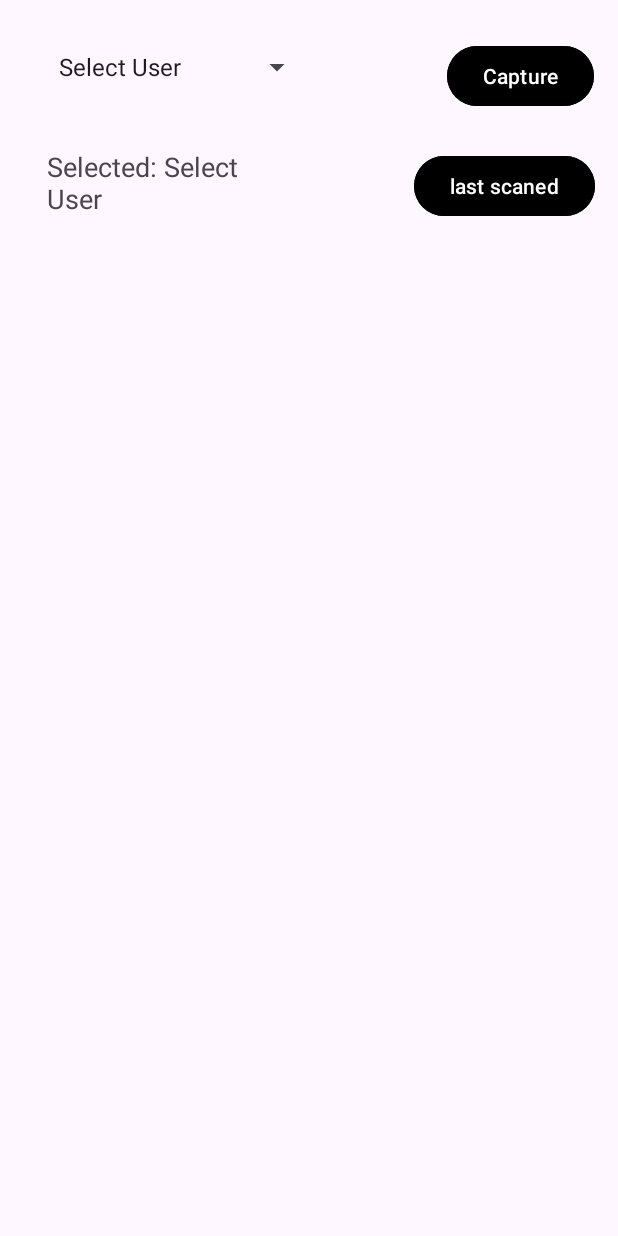
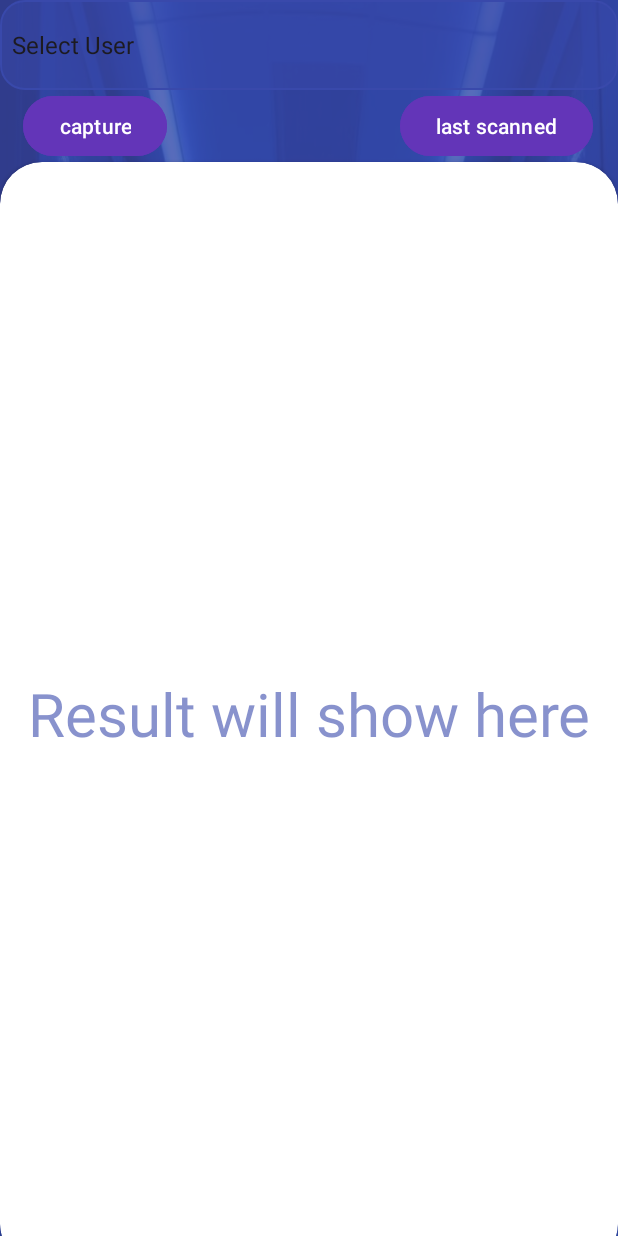
Before and after one commit to ss1503/ShadowSnaps, an Android app: the screen it shows after launch (MainActivity), on a phone screen of 412 x 824 dp. Run offline under Robolectric (Android 15) with nearby library versions, the phone set to English and light mode, and no system bars; our stand-ins replace Firebase (no records; nobody signed in at launch, a user with empty details on screens opened directly).

Commit message:
prettier UI, make it even better.

```diff
--- a/app/src/main/AndroidManifest.xml
+++ b/app/src/main/AndroidManifest.xml
@@ -5,9 +5,9 @@
         android:allowBackup="true"
         android:dataExtractionRules="@xml/data_extraction_rules"
         android:fullBackupContent="@xml/backup_rules"
-        android:icon="@mipmap/ic_launcher"
+        android:icon="@drawable/logo7"
         android:label="@string/app_name"
-        android:roundIcon="@mipmap/ic_launcher_round"
+        android:roundIcon="@drawable/logo7"
         android:supportsRtl="true"
         android:theme="@style/Theme.ShadowSnaps"
         tools:targetApi="31">
--- a/app/src/main/java/com/example/shadowsnaps/MainActivity.java
+++ b/app/src/main/java/com/example/shadowsnaps/MainActivity.java
@@ -37,7 +37,7 @@ public class MainActivity extends AppCompatActivity implements AdapterView.OnIte
 
     //components vars
     Spinner spinner;
-    TextView selectedUserTv;
+    TextView resultText;
     ImageView iv;
 
     //vars
@@ -55,7 +55,7 @@ public class MainActivity extends AppCompatActivity implements AdapterView.OnIte
 
         //init components
         spinner = (Spinner) findViewById(R.id.usersSp);
-        selectedUserTv = (TextView) findViewById(R.id.uesrSelectedTv);
+        resultText = (TextView) findViewById(R.id.result_text);
         iv = (ImageView) findViewById(R.id.resultIv);
 
         //init vars
@@ -96,7 +96,7 @@ public class MainActivity extends AppCompatActivity implements AdapterView.OnIte
 
     @Override
     public void onItemSelected(AdapterView<?> parent, View view, int position, long id) {
-        selectedUserTv.setText("Selected: " +  spinnerList.get(position));
+        //selectedUserTv.setText("Selected: " +  spinnerList.get(position));
     }
 
     @Override
@@ -147,6 +147,8 @@ public class MainActivity extends AppCompatActivity implements AdapterView.OnIte
                             //convert byte to bitmap
                             Bitmap bitmap = BitmapFactory.decodeByteArray(bytes, 0, bytes.length);
                             iv.setImageBitmap(bitmap);
+                            iv.setRotation(90f);
+                            resultText.setText("");
 
                             Toast.makeText(MainActivity.this, "downloaded image successfully", Toast.LENGTH_SHORT).show();
                         }
@@ -252,6 +254,8 @@ public class MainActivity extends AppCompatActivity implements AdapterView.OnIte
                                     {
                                         Bitmap bitmap = BitmapFactory.decodeByteArray(bytes, 0, bytes.length);
                                         iv.setImageBitmap(bitmap);
+                                        iv.setRotation(-90f);
+                                        resultText.setText("");
 
                                         pd.dismiss();
                                     }
--- /dev/null
+++ b/app/src/main/res/drawable/spinner_drawble.xml
@@ -0,0 +1,11 @@
+<?xml version="1.0" encoding="utf-8"?>
+<ripple xmlns:android="http://schemas.android.com/apk/res/android"
+    android:color="?attr/colorControlHighlight">
+    <item>
+        <shape android:shape="rectangle">
+            <corners android:radius="16dp"/>
+            <solid android:color="#80FFFFFF"/>
+            <stroke android:width="1dp" android:color="@android:color/darker_gray"/>
+        </shape>
+    </item>
+</ripple>
--- a/app/src/main/res/layout/activity_main.xml
+++ b/app/src/main/res/layout/activity_main.xml
@@ -1,77 +1,89 @@
 <?xml version="1.0" encoding="utf-8"?>
-<androidx.constraintlayout.widget.ConstraintLayout xmlns:android="http://schemas.android.com/apk/res/android"
+<RelativeLayout xmlns:android="http://schemas.android.com/apk/res/android"
     xmlns:app="http://schemas.android.com/apk/res-auto"
     xmlns:tools="http://schemas.android.com/tools"
     android:layout_width="match_parent"
     android:layout_height="match_parent"
-    tools:context=".MainActivity">
+    tools:context=".MainActivity"
+    android:background="@drawable/shadowsnaps_background1">
 
-    <ImageView
-        android:id="@+id/resultIv"
-        android:layout_width="0dp"
-        android:layout_height="0dp"
-        android:layout_marginTop="200dp"
-        app:layout_constraintBottom_toBottomOf="parent"
-        app:layout_constraintEnd_toEndOf="parent"
-        app:layout_constraintHorizontal_bias="0.0"
-        app:layout_constraintStart_toStartOf="parent"
-        app:layout_constraintTop_toTopOf="parent"
-        app:layout_constraintVertical_bias="1.0"
-        tools:srcCompat="@tools:sample/avatars" />
 
-    <Button
-        android:id="@+id/button"
-        android:layout_width="wrap_content"
-        android:layout_height="wrap_content"
-        android:layout_marginTop="16dp"
-        android:layout_marginEnd="16dp"
-        android:backgroundTint="@color/black"
-        android:text="Capture"
-        android:onClick="capture"
-        app:layout_constraintBottom_toTopOf="@+id/resultIv"
-        app:layout_constraintEnd_toEndOf="parent"
-        app:layout_constraintTop_toTopOf="parent"
-        app:layout_constraintVertical_bias="0.08" />
+    <RelativeLayout
+        android:layout_width="match_parent"
+        android:layout_height="match_parent"
+        android:alpha="0.8"
+        android:background="@color/primary" />
 
     <Spinner
         android:id="@+id/usersSp"
-        android:layout_width="177dp"
-        android:layout_height="36dp"
-        android:layout_marginStart="16dp"
-        android:layout_marginTop="16dp"
-        app:layout_constraintBottom_toTopOf="@+id/resultIv"
-        app:layout_constraintEnd_toStartOf="@+id/button"
-        app:layout_constraintHorizontal_bias="0.144"
-        app:layout_constraintStart_toStartOf="parent"
-        app:layout_constraintTop_toTopOf="parent"
-        app:layout_constraintVertical_bias="0.074" />
+        android:layout_width="match_parent"
+        android:layout_height="60dp"
+        android:background="@drawable/spinner_drawble"
+        android:backgroundTint="@color/primary"
+        android:textAlignment="center"
+        />
 
-    <Button
-        android:id="@+id/button2"
-        android:layout_width="wrap_content"
+
+    <LinearLayout
+        android:layout_width="match_parent"
         android:layout_height="wrap_content"
-        android:layout_marginTop="16dp"
-        android:backgroundTint="@android:color/black"
-        android:text="last scaned"
-        android:onClick="getLastImageScanned"
-        app:layout_constraintBottom_toTopOf="@+id/resultIv"
-        app:layout_constraintEnd_toEndOf="parent"
-        app:layout_constraintHorizontal_bias="0.948"
-        app:layout_constraintStart_toStartOf="parent"
-        app:layout_constraintTop_toBottomOf="@+id/button"
-        app:layout_constraintVertical_bias="0.147" />
+        android:orientation="horizontal"
+        android:layout_below="@+id/usersSp"
+        android:id="@+id/firstLinear"
+        >
+        <com.google.android.material.button.MaterialButton
+            android:layout_width="wrap_content"
+            android:layout_height="wrap_content"
+            android:text="capture"
+            app:cornerRadius="32dp"
+            android:onClick="capture"
+            android:layout_marginLeft="15dp"
+            android:backgroundTint="@color/secondary"
+            />
 
-    <TextView
-        android:id="@+id/uesrSelectedTv"
-        android:layout_width="162dp"
-        android:layout_height="42dp"
-        android:layout_marginTop="36dp"
-        android:text="Selected: "
-        android:textSize="18sp"
-        app:layout_constraintBottom_toTopOf="@+id/resultIv"
-        app:layout_constraintEnd_toStartOf="@+id/button2"
-        app:layout_constraintHorizontal_bias="0.274"
-        app:layout_constraintStart_toStartOf="parent"
-        app:layout_constraintTop_toBottomOf="@+id/usersSp"
-        app:layout_constraintVertical_bias="0.0" />
-</androidx.constraintlayout.widget.ConstraintLayout>
+        <com.google.android.material.button.MaterialButton
+            android:layout_width="wrap_content"
+            android:layout_height="wrap_content"
+            android:backgroundTint="@color/secondary"
+            android:onClick="getLastImageScanned"
+            android:text="last scanned"
+            android:layout_marginLeft="155dp"
+            app:cornerRadius="32dp" />
+
+    </LinearLayout>
+
+
+    <androidx.cardview.widget.CardView
+        android:id="@+id/cardViewId"
+        android:layout_width="match_parent"
+        android:layout_height="wrap_content"
+        android:layout_alignParentBottom="true"
+        app:cardCornerRadius="28dp"
+        android:layout_marginBottom="-20dp"
+        android:layout_below="@+id/firstLinear"
+        >
+
+        <TextView
+            android:layout_width="match_parent"
+            android:layout_height="wrap_content"
+            android:layout_gravity="center"
+            android:gravity="center"
+            android:text="Result will show here"
+            android:textSize="40dp"
+            android:textColor="@color/primary"
+            android:alpha="0.6"
+            android:id="@+id/result_text"
+            />
+
+        <ImageView
+            android:layout_width="match_parent"
+            android:layout_height="match_parent"
+            tools:srcCompat="@tools:sample/avatars"
+            android:id="@+id/resultIv"
+            />
+
+
+    </androidx.cardview.widget.CardView>
+
+
+</RelativeLayout>
--- a/app/src/main/res/values/colors.xml
+++ b/app/src/main/res/values/colors.xml
@@ -2,4 +2,7 @@
 <resources>
     <color name="black">#FF000000</color>
     <color name="white">#FFFFFFFF</color>
+
+    <color name="primary">#3949AB</color>
+    <color name="secondary">#6335B8</color>
 </resources>
```
Also changed, not shown: app/src/main/res/drawable/logo1.jpg (added), app/src/main/res/drawable/logo2.jpg (added), app/src/main/res/drawable/logo3.jpg (added), app/src/main/res/drawable/logo4.jpg (added), app/src/main/res/drawable/logo5.jpg (added), app/src/main/res/drawable/logo6.jpg (added), app/src/main/res/drawable/logo7.jpg (added), app/src/main/res/drawable/shadowsnaps_background1.jpg (added).
